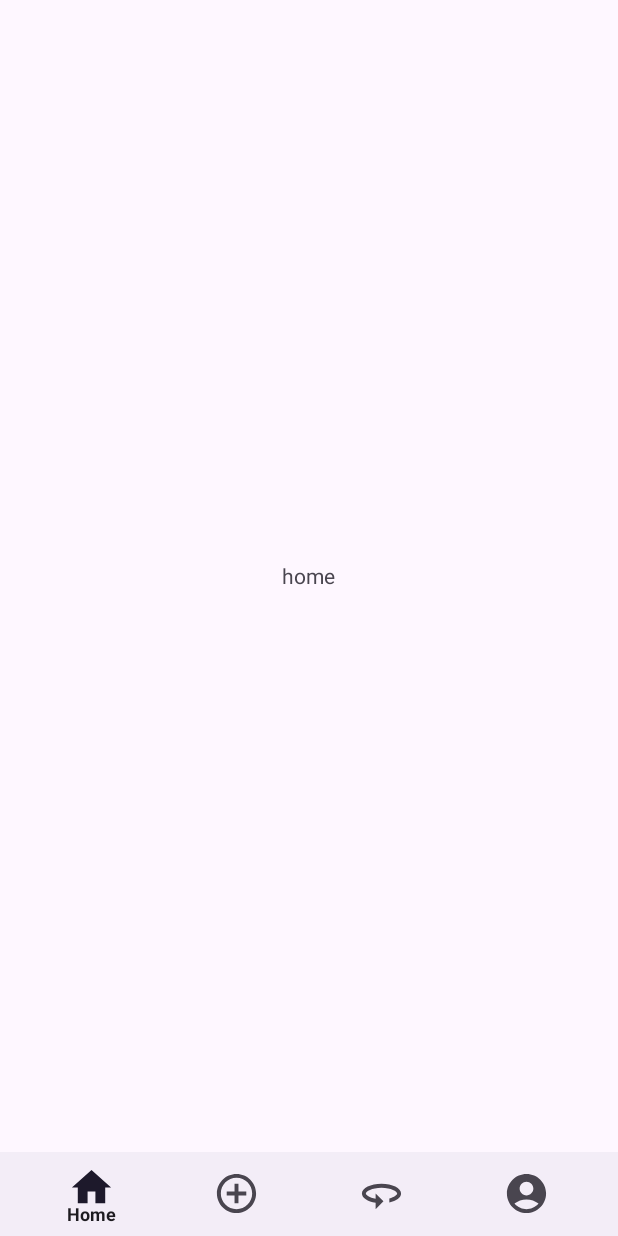
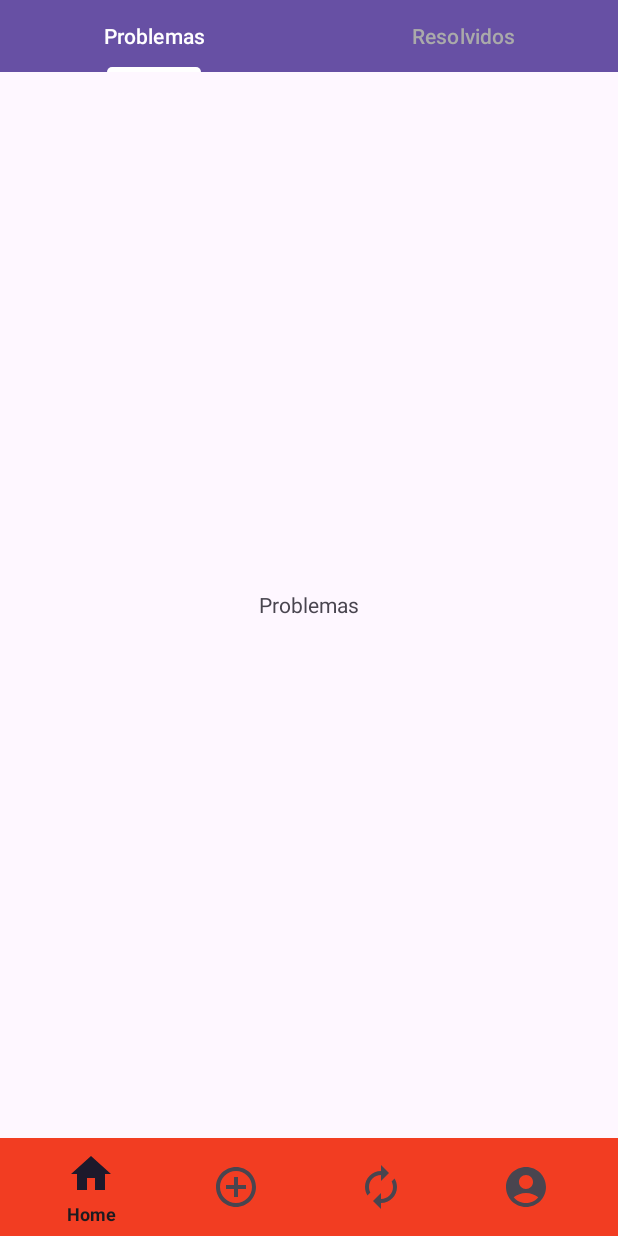
Before and after one commit to joaoguilherme000/API-REST, an Android app: the screen it shows after launch (MainActivity), on a phone screen of 412 x 824 dp. Run offline under Robolectric (Android 15) with nearby library versions, the phone set to English and light mode, and no system bars; our stand-ins replace navigation-ui.

Commit message:
tab layout feito / bottom estilizado

```diff
--- a/MyCity/app/src/main/AndroidManifest.xml
+++ b/MyCity/app/src/main/AndroidManifest.xml
@@ -12,6 +12,13 @@
         android:supportsRtl="true"
         android:theme="@style/Theme.MyCity"
         tools:targetApi="31">
+        <activity
+            android:name=".ResolvidosFragment"
+            android:exported="false" />
+        <activity
+            android:name=".ProblemasFragment"
+            android:exported="false"
+            android:theme="@style/Theme.MyCity" />
         <activity
             android:name=".PerfilFragment"
             android:exported="false"
--- a/MyCity/app/src/main/java/com/atividade/mycity/HomeFragment.java
+++ b/MyCity/app/src/main/java/com/atividade/mycity/HomeFragment.java
@@ -9,11 +9,39 @@ import android.view.LayoutInflater;
 import android.view.View;
 import android.view.ViewGroup;
 import androidx.fragment.app.Fragment;
+import androidx.viewpager2.widget.ViewPager2;
+
+import com.google.android.material.tabs.TabLayout;
+import com.google.android.material.tabs.TabLayoutMediator;
 
 public class HomeFragment extends Fragment {
+
     @Nullable
     @Override
     public View onCreateView(@NonNull LayoutInflater inflater, @Nullable ViewGroup container, @Nullable Bundle savedInstanceState) {
-        return inflater.inflate(R.layout.fragment_home, container, false);
+        View view = inflater.inflate(R.layout.fragment_home, container, false);
+
+        // Configuração do TabLayout e ViewPager2
+        TabLayout tabLayout = view.findViewById(R.id.tabLayout);
+        ViewPager2 viewPager = view.findViewById(R.id.viewPager);
+
+        ViewPagerAdapter adapter = new ViewPagerAdapter(this);
+        viewPager.setAdapter(adapter);
+
+        new TabLayoutMediator(tabLayout, viewPager, new TabLayoutMediator.TabConfigurationStrategy() {
+            @Override
+            public void onConfigureTab(@NonNull TabLayout.Tab tab, int position) {
+                switch (position) {
+                    case 0:
+                        tab.setText("Problemas");
+                        break;
+                    case 1:
+                        tab.setText("Resolvidos");
+                        break;
+                }
+            }
+        }).attach();
+
+        return view;
     }
 }
--- a/MyCity/app/src/main/java/com/atividade/mycity/MainActivity.java
+++ b/MyCity/app/src/main/java/com/atividade/mycity/MainActivity.java
@@ -1,6 +1,7 @@
 package com.atividade.mycity;
 
 import android.os.Bundle;
+
 import androidx.activity.EdgeToEdge;
 import androidx.appcompat.app.AppCompatActivity;
 import androidx.core.graphics.Insets;
--- /dev/null
+++ b/MyCity/app/src/main/java/com/atividade/mycity/ProblemasFragment.java
@@ -0,0 +1,21 @@
+package com.atividade.mycity;
+
+import android.os.Bundle;
+
+
+import androidx.annotation.NonNull;
+import androidx.annotation.Nullable;
+
+import android.view.LayoutInflater;
+import android.view.View;
+import android.view.ViewGroup;
+
+import androidx.fragment.app.Fragment;
+
+public class ProblemasFragment extends Fragment {
+    @Nullable
+    @Override
+    public View onCreateView(@NonNull LayoutInflater inflater, @Nullable ViewGroup container, @Nullable Bundle savedInstanceState) {
+        return inflater.inflate(R.layout.fragment_problemas, container, false);
+    }
+}
--- /dev/null
+++ b/MyCity/app/src/main/java/com/atividade/mycity/ResolvidosFragment.java
@@ -0,0 +1,18 @@
+package com.atividade.mycity;
+
+import android.os.Bundle;
+import android.view.LayoutInflater;
+import android.view.View;
+import android.view.ViewGroup;
+
+import androidx.annotation.NonNull;
+import androidx.annotation.Nullable;
+import androidx.fragment.app.Fragment;
+
+public class ResolvidosFragment extends Fragment {
+    @Nullable
+    @Override
+    public View onCreateView(@NonNull LayoutInflater inflater, @Nullable ViewGroup container, @Nullable Bundle savedInstanceState) {
+        return inflater.inflate(R.layout.fragment_resolvidos, container, false);
+    }
+}
--- /dev/null
+++ b/MyCity/app/src/main/java/com/atividade/mycity/ViewPagerAdapter.java
@@ -0,0 +1,29 @@
+package com.atividade.mycity;
+
+import androidx.annotation.NonNull;
+import androidx.fragment.app.Fragment;
+import androidx.viewpager2.adapter.FragmentStateAdapter;
+
+public class ViewPagerAdapter extends FragmentStateAdapter {
+    public ViewPagerAdapter(@NonNull Fragment fragment) {
+        super(fragment);
+    }
+
+    @NonNull
+    @Override
+    public Fragment createFragment(int position) {
+        switch (position) {
+            case 0:
+                return new ProblemasFragment();
+            case 1:
+                return new ResolvidosFragment();
+            default:
+                return new ProblemasFragment();
+        }
+    }
+
+    @Override
+    public int getItemCount() {
+        return 2;
+    }
+}
--- a/MyCity/app/src/main/res/drawable/ic_atualizacao.xml
+++ b/MyCity/app/src/main/res/drawable/ic_atualizacao.xml
@@ -1,5 +1,5 @@
-<vector xmlns:android="http://schemas.android.com/apk/res/android" android:autoMirrored="true" android:height="24dp" android:tint="#000000" android:viewportHeight="24" android:viewportWidth="24" android:width="24dp">
+<vector xmlns:android="http://schemas.android.com/apk/res/android" android:height="24dp" android:tint="#000000" android:viewportHeight="24" android:viewportWidth="24" android:width="24dp">
 
-    <path android:fillColor="@android:color/white" android:pathData="M12,7C6.48,7 2,9.24 2,12c0,2.24 2.94,4.13 7,4.77V20l4,-4 -4,-4v2.73c-3.15,-0.56 -5,-1.9 -5,-2.73 0,-1.06 3.04,-3 8,-3s8,1.94 8,3c0,0.73 -1.46,1.89 -4,2.53v2.05c3.53,-0.77 6,-2.53 6,-4.58 0,-2.76 -4.48,-5 -10,-5z"/>
+    <path android:fillColor="@android:color/white" android:pathData="M12,6v3l4,-4 -4,-4v3c-4.42,0 -8,3.58 -8,8 0,1.57 0.46,3.03 1.24,4.26L6.7,14.8c-0.45,-0.83 -0.7,-1.79 -0.7,-2.8 0,-3.31 2.69,-6 6,-6zM18.76,7.74L17.3,9.2c0.44,0.84 0.7,1.79 0.7,2.8 0,3.31 -2.69,6 -6,6v-3l-4,4 4,4v-3c4.42,0 8,-3.58 8,-8 0,-1.57 -0.46,-3.03 -1.24,-4.26z"/>
 
 </vector>
--- a/MyCity/app/src/main/res/layout/activity_main.xml
+++ b/MyCity/app/src/main/res/layout/activity_main.xml
@@ -22,11 +22,12 @@
     <com.google.android.material.bottomnavigation.BottomNavigationView
         android:id="@+id/bottom_navigation"
         android:layout_width="0dp"
-        android:layout_height="wrap_content"
+        android:layout_height="65dp"
         app:menu="@menu/bottom_navigation_menu"
         app:layout_constraintBottom_toBottomOf="parent"
         app:layout_constraintStart_toStartOf="parent"
         app:layout_constraintEnd_toEndOf="parent"
-        style="@style/Widget.BottomNavigationView.Custom"/>
+        style="@style/Widget.BottomNavigationView.Custom"
+        android:background="@color/red"/>
 
 </androidx.constraintlayout.widget.ConstraintLayout>
--- a/MyCity/app/src/main/res/layout/fragment_home.xml
+++ b/MyCity/app/src/main/res/layout/fragment_home.xml
@@ -1,10 +1,22 @@
 <?xml version="1.0" encoding="utf-8"?>
-<FrameLayout xmlns:android="http://schemas.android.com/apk/res/android"
+<LinearLayout xmlns:android="http://schemas.android.com/apk/res/android"
     android:layout_width="match_parent"
-    android:layout_height="match_parent">
-    <TextView
-        android:layout_width="wrap_content"
+    android:layout_height="match_parent"
+    xmlns:app="http://schemas.android.com/apk/res-auto"
+    android:orientation="vertical">
+
+    <com.google.android.material.tabs.TabLayout
+        android:id="@+id/tabLayout"
+        android:layout_width="match_parent"
         android:layout_height="wrap_content"
-        android:text="home"
-        android:layout_gravity="center" />
-</FrameLayout>
+        android:background="?attr/colorPrimary"
+        app:tabIndicatorColor="@android:color/white"
+        app:tabSelectedTextColor="@android:color/white"
+        app:tabTextColor="@android:color/darker_gray"/>
+
+    <androidx.viewpager2.widget.ViewPager2
+        android:id="@+id/viewPager"
+        android:layout_width="match_parent"
+        android:layout_height="0dp"
+        android:layout_weight="1"/>
+</LinearLayout>
--- /dev/null
+++ b/MyCity/app/src/main/res/layout/fragment_problemas.xml
@@ -0,0 +1,16 @@
+<?xml version="1.0" encoding="utf-8"?>
+<androidx.coordinatorlayout.widget.CoordinatorLayout xmlns:android="http://schemas.android.com/apk/res/android"
+    xmlns:app="http://schemas.android.com/apk/res-auto"
+    xmlns:tools="http://schemas.android.com/tools"
+    android:layout_width="match_parent"
+    android:layout_height="match_parent"
+    android:fitsSystemWindows="true"
+    tools:context=".ProblemasFragment">
+
+        <TextView
+            android:layout_width="wrap_content"
+            android:layout_height="wrap_content"
+            android:text="Problemas"
+            android:layout_gravity="center" />
+
+</androidx.coordinatorlayout.widget.CoordinatorLayout>
--- /dev/null
+++ b/MyCity/app/src/main/res/layout/fragment_resolvidos.xml
@@ -0,0 +1,16 @@
+<?xml version="1.0" encoding="utf-8"?>
+<androidx.coordinatorlayout.widget.CoordinatorLayout xmlns:android="http://schemas.android.com/apk/res/android"
+    xmlns:app="http://schemas.android.com/apk/res-auto"
+    xmlns:tools="http://schemas.android.com/tools"
+    android:layout_width="match_parent"
+    android:layout_height="match_parent"
+    tools:context=".ResolvidosFragment">
+
+    <TextView
+        android:layout_width="wrap_content"
+        android:layout_height="wrap_content"
+        android:text="Resolvidos"
+        android:layout_gravity="center"
+        tools:ignore="MissingConstraints" />
+
+</androidx.coordinatorlayout.widget.CoordinatorLayout>
--- a/MyCity/app/src/main/res/values/colors.xml
+++ b/MyCity/app/src/main/res/values/colors.xml
@@ -3,4 +3,8 @@
     <color name="black">#FF000000</color>
     <color name="white">#FFFFFFFF</color>
     <color name="primaryColor">#FF363636</color>
+    <color name="blue">#FF2CABDE</color>
+    <color name="red">#FFF23D22</color>
+    <color name="green">#FF8DC53E</color>
+
 </resources>
--- a/MyCity/app/src/main/res/values/styles.xml
+++ b/MyCity/app/src/main/res/values/styles.xml
@@ -1,19 +1,15 @@
 <?xml version="1.0" encoding="utf-8"?>
 <resources>
-    <!-- Base application theme -->
     <style name="AppTheme" parent="Theme.MaterialComponents.DayNight.DarkActionBar">
-        <!-- Customize your theme here. -->
         <item name="bottomNavigationStyle">@style/Widget.BottomNavigationView.Custom</item>
     </style>
 
-    <!-- Custom style for BottomNavigationView -->
     <style name="Widget.BottomNavigationView.Custom" parent="Widget.Design.BottomNavigationView">
-        <item name="itemIconSize">31dp</item> <!-- Tamanho do ícone -->
+        <item name="itemIconSize">32dp</item>
         <item name="itemTextAppearanceActive">@style/BottomNavigationView.TextAppearance</item>
         <item name="itemTextAppearanceInactive">@style/BottomNavigationView.TextAppearance</item>
     </style>
 
-    <!-- Custom text appearance -->
     <style name="BottomNavigationView.TextAppearance" parent="TextAppearance.AppCompat.Caption">
         <item name="android:textSize">12sp</item>
     </style>
```
